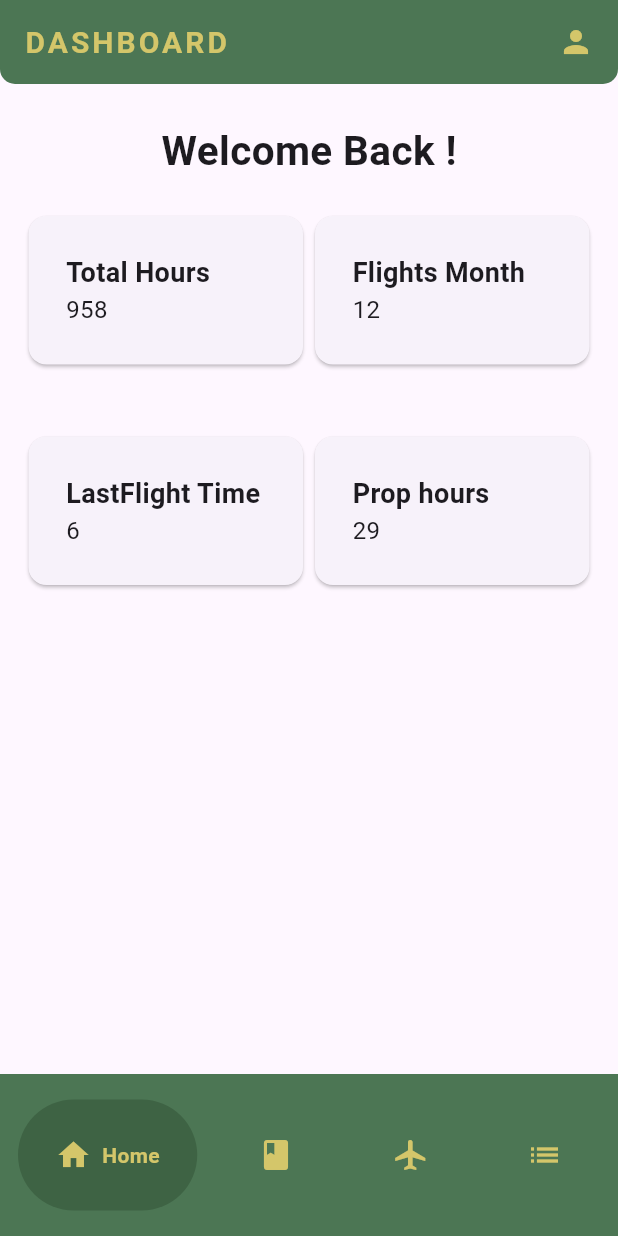
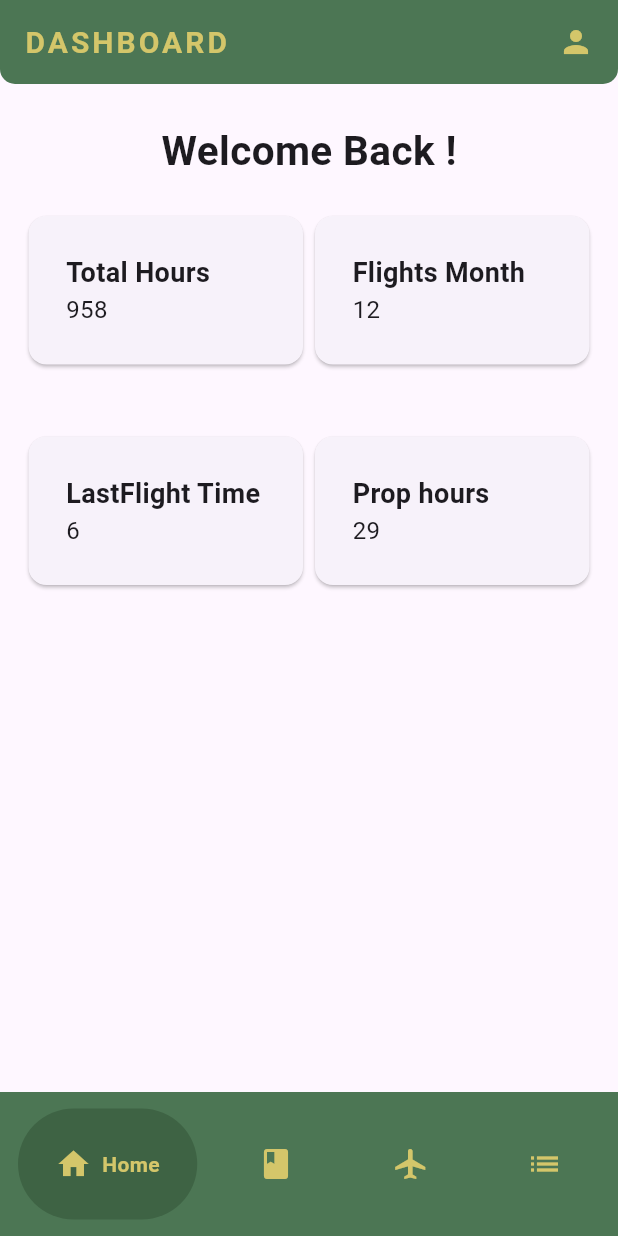
Before and after one commit to Juanro-Minne/SkyMemoApp, a Flutter app: the screen it shows once a user with an empty profile is signed in, on a phone screen of 412 x 824 dp. Run offline on Flutter 3.47's test engine with Material 3 defaults, Android fonts, the phone set to English and light mode, and no system bars; drawn by our look-alikes of google_nav_bar; our stand-ins replace cloud_firestore, file_picker, firebase_auth, firebase_core, firebase_storage, google_sign_in and 2 more; accounts and stored records are empty.

Commit message:
added warning fixes

```diff
--- a/flightlogbook_app/flight_logbook/lib/components/bottom_navbar.dart
+++ b/flightlogbook_app/flight_logbook/lib/components/bottom_navbar.dart
@@ -16,7 +16,7 @@ class BottomNavBar extends StatelessWidget {
     return Container(
       color: const Color.fromARGB(255, 76, 118, 84),
       child: Padding(
-        padding: const EdgeInsets.symmetric(horizontal: 12.0, vertical: 17),
+        padding: const EdgeInsets.symmetric(horizontal: 12.0, vertical: 11),
         child: GNav(
           color: const Color.fromARGB(255, 212, 198, 106),
           backgroundColor: const Color.fromARGB(255, 76, 118, 84),
--- a/flightlogbook_app/flight_logbook/lib/pages/forgot_Pass_page.dart
+++ b/flightlogbook_app/flight_logbook/lib/pages/forgot_Pass_page.dart
@@ -1,4 +1,4 @@
-// ignore_for_file: use_build_context_synchronously
+// ignore_for_file: use_build_context_synchronously, file_names
 import 'package:firebase_auth/firebase_auth.dart';
 import 'package:flight_logbook/components/app_bar.dart';
 import 'package:flight_logbook/components/custom_button.dart';
```
